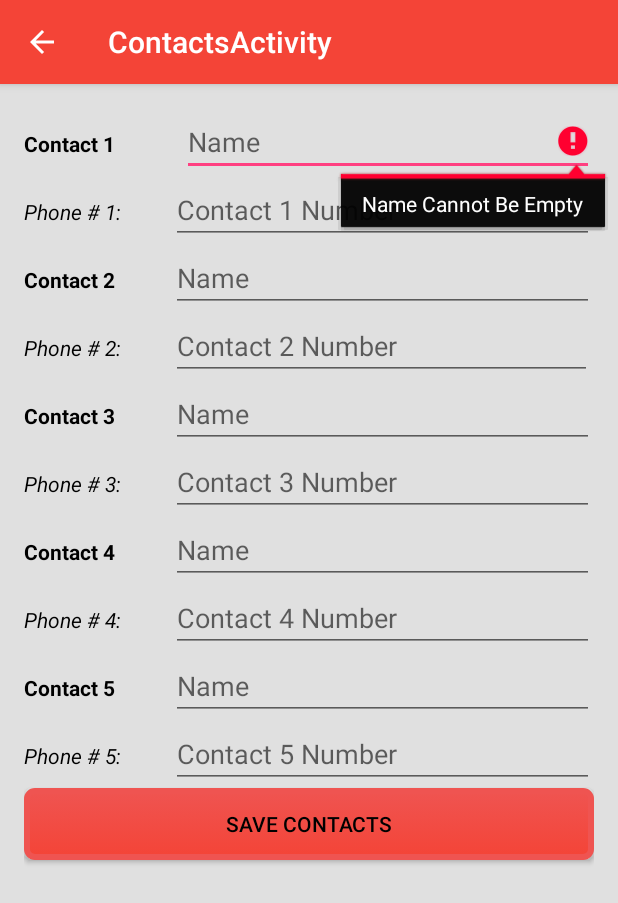
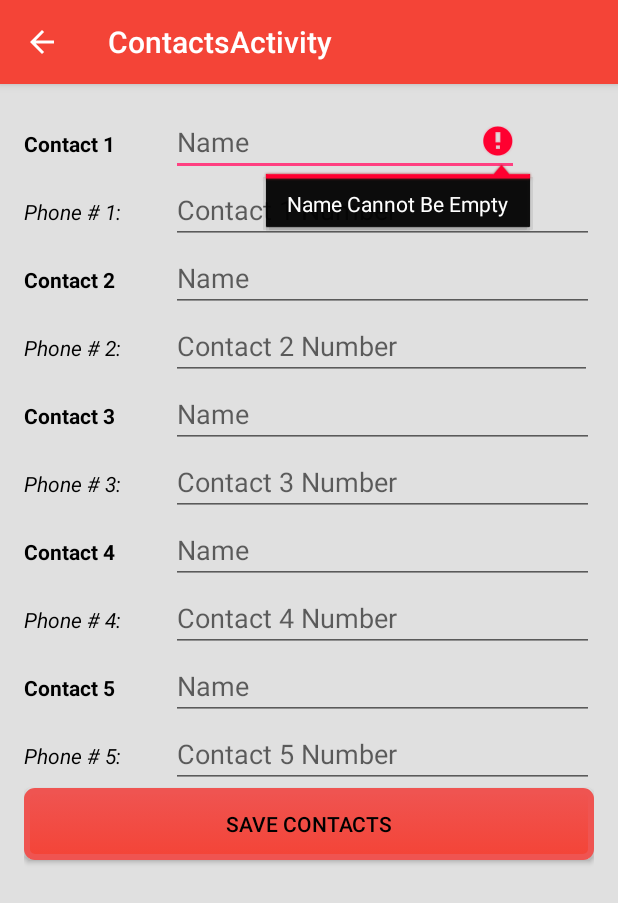
Before and after one commit to RDoughBoy/LifelinesBreathalyzer, an Android app: the ContactsActivity screen opened directly, with no data from a screen before it, on a phone screen of 412 x 824 dp. Shown: the top 903 px of the screen. Run offline under Robolectric (Android 15) with nearby library versions, the phone set to English and light mode, and no system bars.

Commit message:
Fixed layout

```diff
--- a/Lifelines_Breathalyzer/src/main/res/layout/content_contacts.xml
+++ b/Lifelines_Breathalyzer/src/main/res/layout/content_contacts.xml
@@ -30,23 +30,21 @@
                 android:layout_height="match_parent">
 
                 <TextView
-                    android:layout_width="98dp"
                     android:layout_height="wrap_content"
                     android:id="@+id/textView2"
-                    android:layout_weight="0.05"
                     android:textStyle="normal|bold"
-                    android:text="@string/Contact" />
+                    android:text="@string/Contact"
+                    android:layout_width="98dp" />
 
                 <EditText
-                    android:layout_width="wrap_content"
+                    android:layout_width="232dp"
                     android:layout_height="wrap_content"
                     android:inputType="textPersonName"
                     android:ems="10"
                     android:layout_alignParentTop="true"
                     android:layout_alignEnd="@+id/button"
                     android:id="@+id/editText"
-                    android:hint="@string/Name"
-                    android:layout_weight="0.38" />
+                    android:hint="@string/Name" />
             </LinearLayout>
 
             <LinearLayout
```
